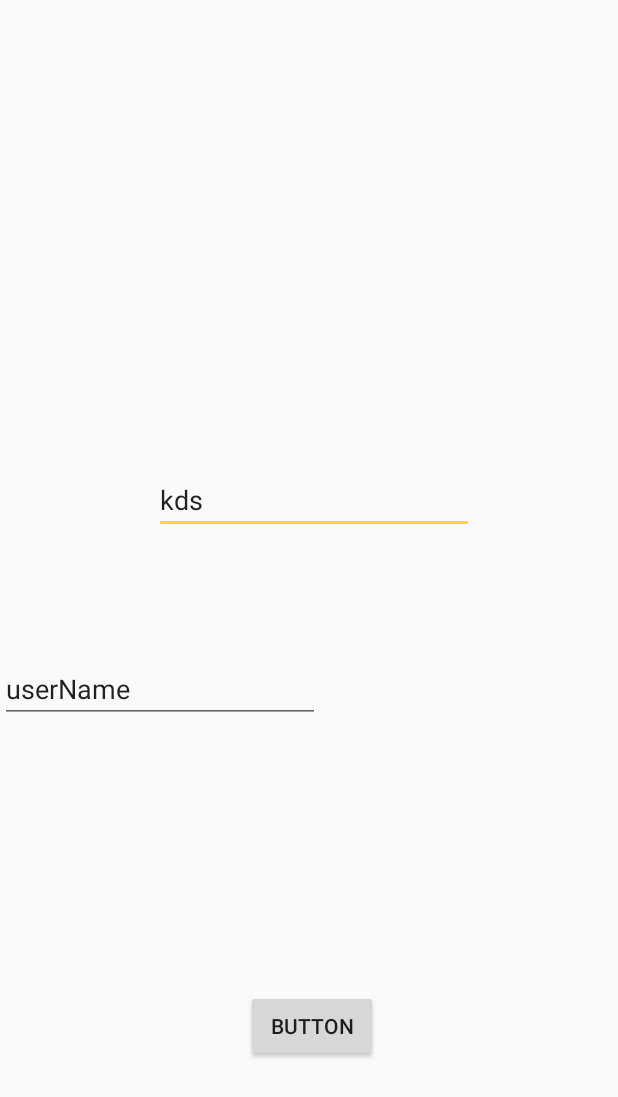
After one commit to Abhishek-612/CarInsurance, an Android app: the layout activity_login.xml on its own in the app's theme, with its tools: preview values and no code run, on a phone screen of 412 x 824 dp. The commit adds this screen. Shown: the top 1097 px of the screen. Run offline under Robolectric (Android 15) with nearby library versions, the phone set to English and light mode, and no system bars; network calls fail.

Commit message:
verify user

```diff
--- a/app/build.gradle
+++ b/app/build.gradle
@@ -24,6 +24,7 @@ dependencies {
     implementation 'com.android.support:appcompat-v7:28.0.0'
     implementation 'com.android.support.constraint:constraint-layout:1.1.3'
     implementation 'com.google.firebase:firebase-auth:16.1.0'
+    implementation 'com.android.volley:volley:1.1.1'
     implementation 'com.google.firebase:firebase-core:16.0.6'
     implementation 'com.firebaseui:firebase-ui-auth:4.3.1'
     implementation 'com.android.support:cardview-v7:28.0.0'
@@ -31,6 +32,8 @@ dependencies {
     implementation 'com.android.support:design:28.0.0'
     implementation 'com.android.support:support-v4:28.0.0'
     implementation 'com.android.support:recyclerview-v7:28.0.0'
+    implementation 'com.android.support:support-annotations:28.0.0'
+    implementation 'android.arch.lifecycle:extensions:1.1.1'
     testImplementation 'junit:junit:4.12'
     androidTestImplementation 'com.android.support.test:runner:1.0.2'
     androidTestImplementation 'com.android.support.test.espresso:espresso-core:3.0.2'
--- a/app/src/main/AndroidManifest.xml
+++ b/app/src/main/AndroidManifest.xml
@@ -2,14 +2,18 @@
 <manifest xmlns:android="http://schemas.android.com/apk/res/android"
     package="com.example.carinsurance">
 
+    <uses-permission android:name="android.permission.INTERNET"/>
+
     <application
+        android:usesCleartextTraffic="true"
         android:allowBackup="true"
         android:icon="@mipmap/ic_launcher"
         android:label="@string/app_name"
         android:roundIcon="@mipmap/ic_launcher_round"
         android:supportsRtl="true"
         android:theme="@style/AppTheme">
-        <activity android:name=".NewCarActivity"></activity>
+        <activity android:name=".LoginActivity"></activity>
+        <activity android:name=".NewCarActivity" />
         <activity android:name=".MainActivity">
             <intent-filter>
                 <action android:name="android.intent.action.MAIN" />
--- a/app/src/main/java/com/example/carinsurance/MainActivity.java
+++ b/app/src/main/java/com/example/carinsurance/MainActivity.java
@@ -48,8 +48,9 @@ public class MainActivity extends AppCompatActivity
                 new AuthUI.IdpConfig.PhoneBuilder().build());
 
 
-        if(FirebaseAuth.getInstance().getCurrentUser() == null)
-            firebaseAuthenticate();
+        if(!getSharedPreferences("user",MODE_PRIVATE).contains("username")){
+            startActivity(new Intent(this,LoginActivity.class));
+        }
 
 
 
--- /dev/null
+++ b/app/src/main/res/layout/activity_login.xml
@@ -0,0 +1,46 @@
+<?xml version="1.0" encoding="utf-8"?>
+<android.support.constraint.ConstraintLayout xmlns:android="http://schemas.android.com/apk/res/android"
+    xmlns:app="http://schemas.android.com/apk/res-auto"
+    xmlns:tools="http://schemas.android.com/tools"
+    android:layout_width="match_parent"
+    android:layout_height="match_parent"
+    tools:context=".LoginActivity">
+
+    <Button
+        android:id="@+id/procced"
+        android:layout_width="wrap_content"
+        android:layout_height="wrap_content"
+        android:layout_marginEnd="160dp"
+        android:layout_marginRight="160dp"
+        android:layout_marginBottom="116dp"
+        android:text="Button"
+        app:layout_constraintBottom_toBottomOf="parent"
+        app:layout_constraintEnd_toEndOf="parent" />
+
+    <EditText
+        android:id="@+id/username"
+        android:layout_width="wrap_content"
+        android:layout_height="wrap_content"
+        android:layout_marginTop="164dp"
+        android:layout_marginEnd="96dp"
+        android:layout_marginRight="96dp"
+        android:ems="10"
+        android:inputType="textPersonName"
+        android:text="kds"
+        app:layout_constraintBottom_toBottomOf="parent"
+        app:layout_constraintEnd_toEndOf="parent"
+        app:layout_constraintTop_toTopOf="parent"
+        app:layout_constraintVertical_bias="0.239" />
+
+    <EditText
+        android:id="@+id/password"
+        android:layout_width="wrap_content"
+        android:layout_height="wrap_content"
+        android:ems="10"
+        android:inputType="textPersonName"
+        android:text="userName"
+        app:layout_constraintBottom_toTopOf="@+id/procced"
+        app:layout_constraintTop_toBottomOf="@+id/username"
+        app:layout_constraintVertical_bias="0.312"
+        tools:layout_editor_absoluteX="99dp" />
+</android.support.constraint.ConstraintLayout>
--- a/app/src/main/res/values/strings.xml
+++ b/app/src/main/res/values/strings.xml
@@ -13,6 +13,5 @@
     <string name="menu_profile">My Profile</string>
     <string name="menu_logout">Log out</string>
 
-    <!-- TODO: Remove or change this placeholder text -->
-    <string name="hello_blank_fragment">Hello blank fragment</string>
+
 </resources>
```
Also changed, not shown: app/src/main/java/com/example/carinsurance/LoginActivity.java (added, +59 -0 lines), app/src/main/java/com/example/carinsurance/Models/Customer.java (added, +60 -0 lines), app/src/main/java/com/example/carinsurance/VolleyHelper.java (added, +53 -0 lines).
